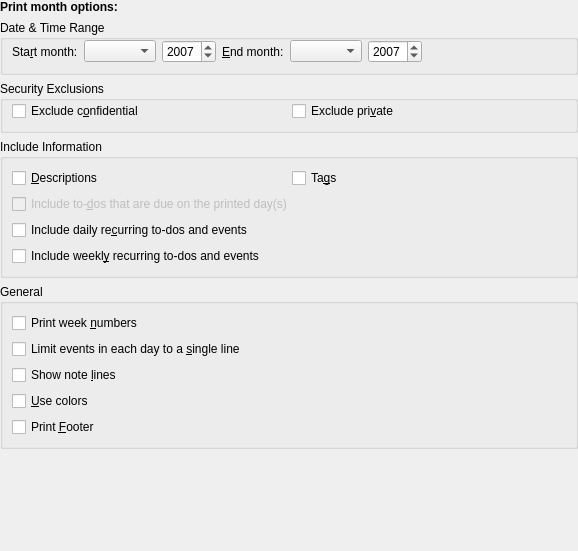
Qt form src/printing/calprintmonthconfig_base.ui (KDE/calendarsupport) before a commit.
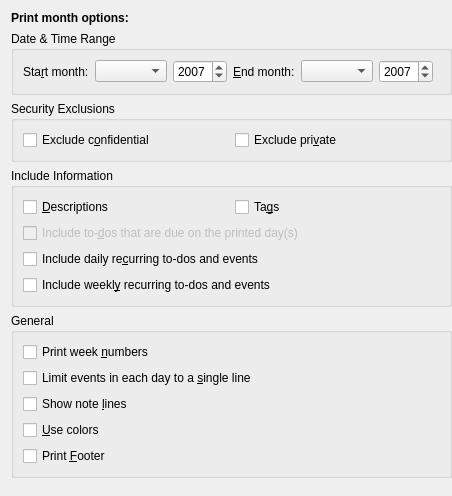
The same form after that commit.

```diff
--- a/src/printing/calprintmonthconfig_base.ui
+++ b/src/printing/calprintmonthconfig_base.ui
@@ -4,28 +4,11 @@
  <comment>Configuration page for the print day mode.</comment>
  <class>CalPrintMonthConfig_Base</class>
  <widget class="QWidget" name="CalPrintMonthConfig_Base">
-  <property name="geometry">
-   <rect>
-    <x>0</x>
-    <y>0</y>
-    <width>578</width>
-    <height>551</height>
-   </rect>
-  </property>
-  <layout class="QGridLayout" name="gridLayout">
-   <property name="leftMargin">
-    <number>0</number>
-   </property>
-   <property name="topMargin">
-    <number>0</number>
-   </property>
+  <layout class="QVBoxLayout">
    <property name="rightMargin">
     <number>0</number>
    </property>
-   <property name="bottomMargin">
-    <number>0</number>
-   </property>
-   <item row="0" column="0">
+   <item>
     <widget class="QLabel" name="label">
      <property name="text">
       <string>&lt;html&gt;&lt;head&gt;&lt;meta name=&quot;qrichtext&quot; content=&quot;1&quot; /&gt;&lt;style type=&quot;text/css&quot;&gt;
@@ -35,27 +18,12 @@
      </property>
     </widget>
    </item>
-   <item row="1" column="0">
+   <item>
     <widget class="QGroupBox" name="mDateRangeGroup">
      <property name="title">
       <string>Date &amp;&amp; Time Range</string>
      </property>
      <layout class="QHBoxLayout">
-      <property name="spacing">
-       <number>6</number>
-      </property>
-      <property name="leftMargin">
-       <number>9</number>
-      </property>
-      <property name="topMargin">
-       <number>0</number>
-      </property>
-      <property name="rightMargin">
-       <number>9</number>
-      </property>
-      <property name="bottomMargin">
-       <number>9</number>
-      </property>
       <item>
        <widget class="QLabel" name="mFromDateLabel">
         <property name="whatsThis">
@@ -139,26 +107,17 @@
         <property name="orientation">
          <enum>Qt::Horizontal</enum>
         </property>
-        <property name="sizeHint" stdset="0">
-         <size>
-          <width>1</width>
-          <height>4</height>
-         </size>
-        </property>
        </spacer>
       </item>
      </layout>
     </widget>
    </item>
-   <item row="2" column="0">
+   <item>
     <widget class="QGroupBox" name="mSecurity">
      <property name="title">
       <string>Security Exclusions</string>
      </property>
      <layout class="QHBoxLayout" name="horizontalLayout">
-      <property name="topMargin">
-       <number>0</number>
-      </property>
       <item>
        <widget class="QCheckBox" name="mExcludeConfidential">
         <property name="toolTip">
@@ -188,7 +147,7 @@
      </layout>
     </widget>
    </item>
-   <item row="3" column="0">
+   <item>
     <widget class="QGroupBox" name="mIncludeInfoGroup">
      <property name="title">
       <string>Include Information</string>
@@ -265,7 +224,7 @@
      </layout>
     </widget>
    </item>
-   <item row="4" column="0">
+   <item>
     <widget class="QGroupBox" name="mGeneralGroup">
      <property name="title">
       <string comment="@title general print settings">General</string>
@@ -339,17 +298,11 @@
      </layout>
     </widget>
    </item>
-   <item row="5" column="0">
+   <item>
     <spacer name="verticalSpacer">
      <property name="orientation">
       <enum>Qt::Vertical</enum>
      </property>
-     <property name="sizeHint" stdset="0">
-      <size>
-       <width>20</width>
-       <height>88</height>
-      </size>
-     </property>
     </spacer>
    </item>
   </layout>
```
Left out of the diff: 32 changed lines with no effect on the pictures.
